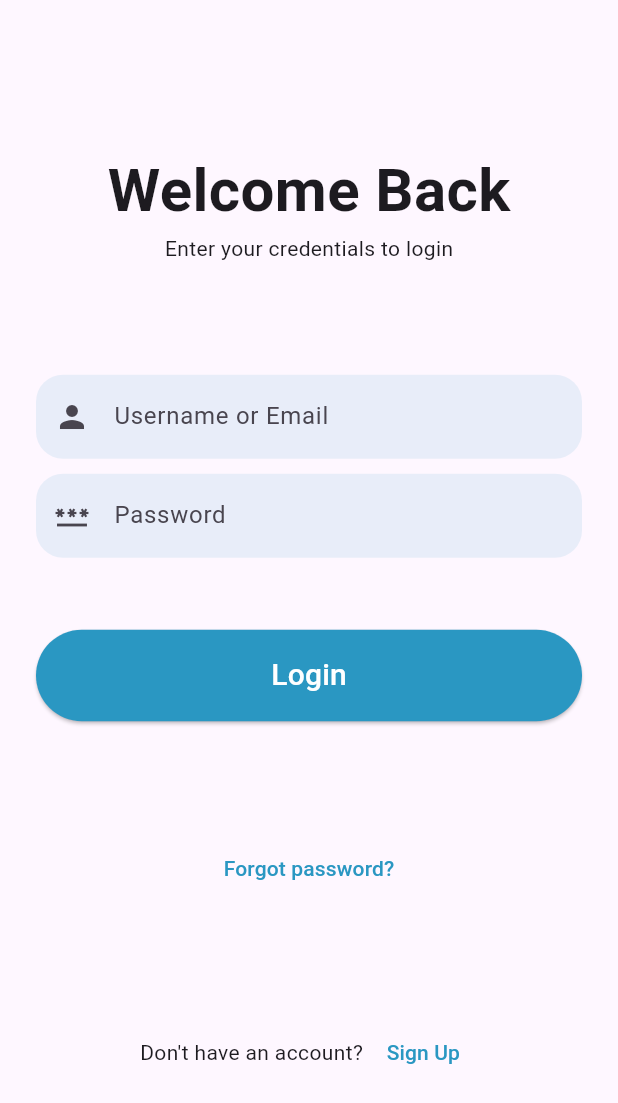
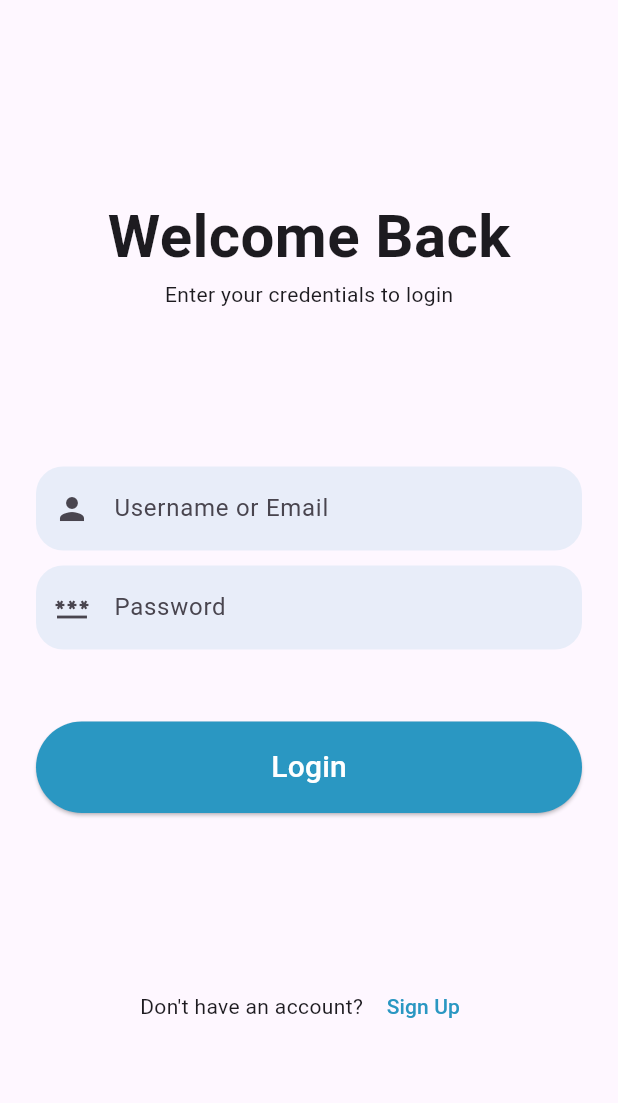
Before and after one commit to KaleabIsDoneWithJava/signup_form_flutter, a Flutter app: the screen it shows after launch, after a tap on "Login", on a phone screen of 412 x 824 dp. Shown: the top 1103 px of the screen. Run offline on Flutter 3.47's test engine with Material 3 defaults, Android fonts, the phone set to English and light mode, and no system bars.

Commit message:
Removed forgot password

```diff
--- a/lib/login.dart
+++ b/lib/login.dart
@@ -36,7 +36,8 @@ class _LoginState extends State<Login> {
         _showDialog("Success", "User logged in successfully");
         // Handle successful login, navigate to the next screen, etc.
       } else if (response.statusCode == 404) {
-        _showDialog("User Not Found", "Invalid Username or Password");
+        _showDialog("User Not Found",
+            "Invalid Username or Password.\n\nDon't have an account? Register below.");
       } else {
         _showDialog("Error", "Error logging in user: ${response.statusCode}");
         // Handle login error, show an error message, etc.
@@ -90,7 +91,7 @@ class _LoginState extends State<Login> {
             children: [
               _header(),
               _inputField(),
-              _forgotPassword(),
+              // _forgotPassword(),
               _signup(),
             ],
           ),
```
